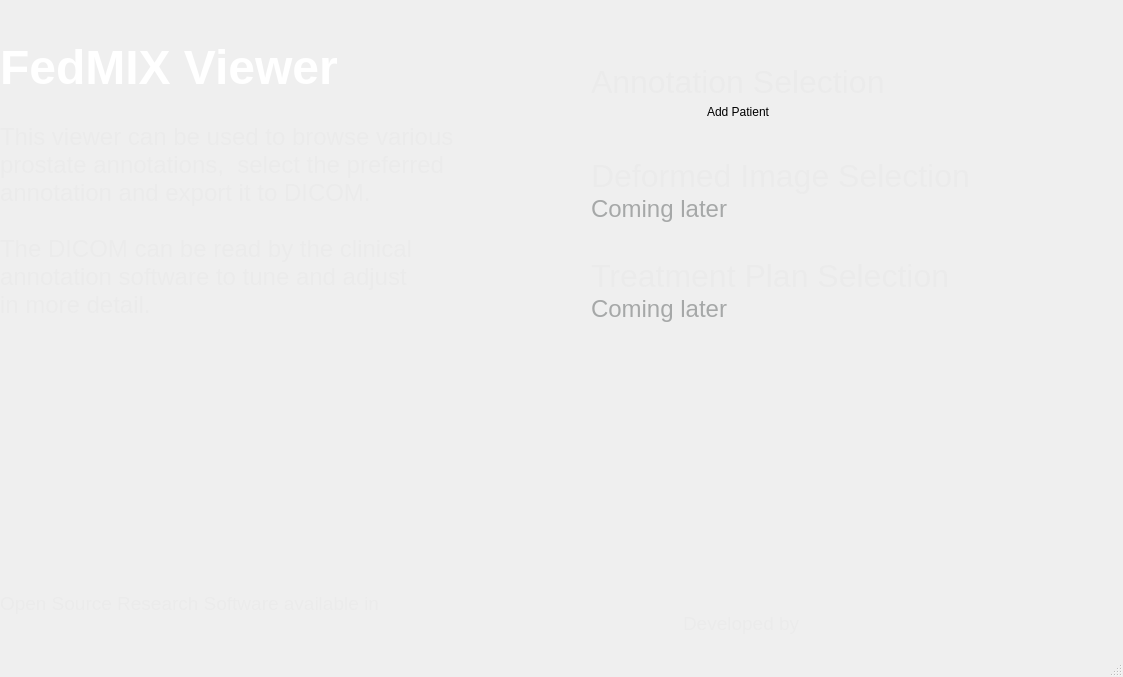
Before: the Qt Designer form src/pages/selectPatient/mainwindow.ui in FEDMix/eshmun, drawn with Qt 5.
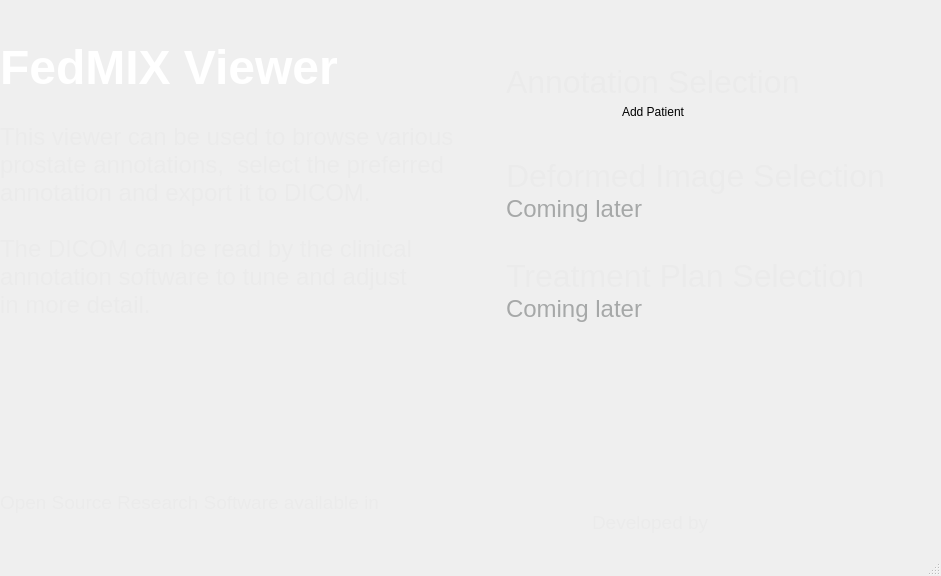
After: the same form once the commit is applied. Icons and pictures are not drawn.

Commit message: dark colors to some widgets

What changed in the file:
```diff
--- a/src/pages/selectPatient/mainwindow.ui
+++ b/src/pages/selectPatient/mainwindow.ui
@@ -6,8 +6,8 @@
    <rect>
     <x>0</x>
     <y>0</y>
-    <width>1123</width>
-    <height>677</height>
+    <width>941</width>
+    <height>576</height>
    </rect>
   </property>
   <property name="windowTitle">
@@ -145,6 +145,14 @@
                 <verstretch>0</verstretch>
                </sizepolicy>
               </property>
+              <property name="font">
+               <font>
+                <family>Arial</family>
+               </font>
+              </property>
+              <property name="styleSheet">
+               <string notr="true"/>
+              </property>
               <property name="text">
                <string>Add Patient</string>
               </property>
```
The commit also changes 2 other files.
